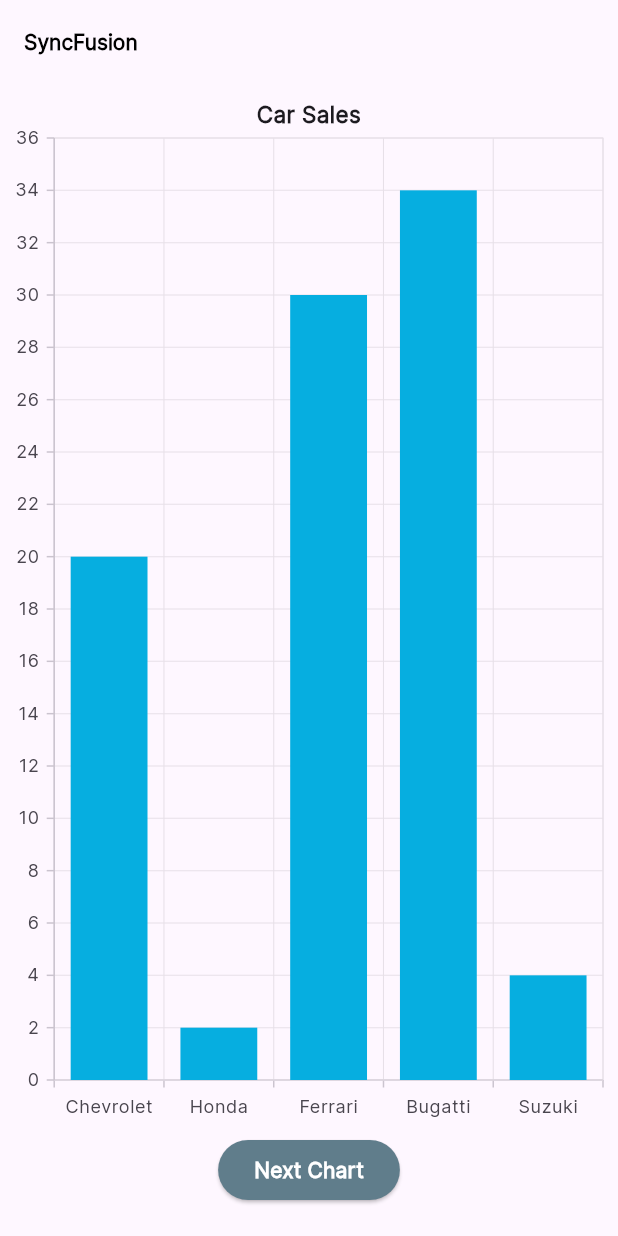
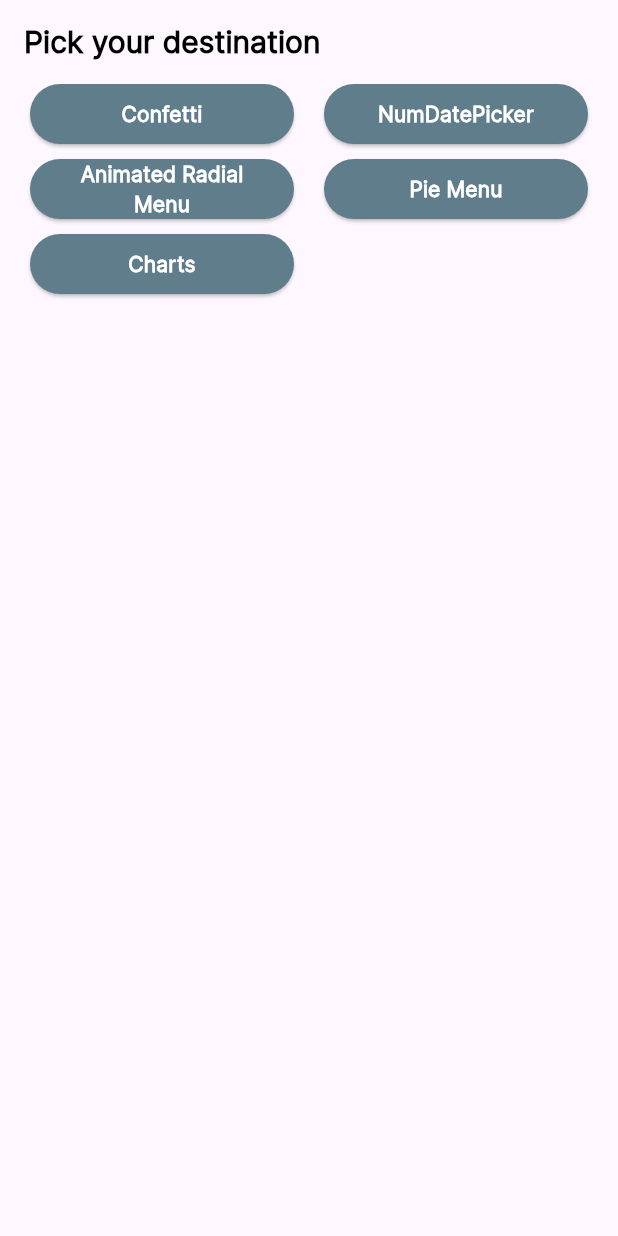
Before and after one commit to VoidZzzz/test_packages, a Flutter app: the screen it shows after launch, on a phone screen of 412 x 824 dp. Run offline on Flutter 3.47's test engine with Material 2 defaults, Android fonts, the light colour scheme and no system bars; our stand-ins replace confetti, get, syncfusion_flutter_charts; missing offline and left inert: animated_radial_menu, number_date_picker, pie_menu.

Commit message:
add: home page

```diff
--- /dev/null
+++ b/lib/home_page.dart
@@ -0,0 +1,79 @@
+import 'package:flutter/material.dart';
+import 'package:test_packages_app/test_packages/animated_radial_menu/animate_radial_menu.dart';
+import 'package:test_packages_app/test_packages/confetti/confetti.dart';
+import 'package:test_packages_app/test_packages/num_date_picker/num_date_picker.dart';
+import 'package:test_packages_app/test_packages/pie_menu/pie_menu.dart';
+import 'package:test_packages_app/test_packages/sync_fusion/sync_fusion_page.dart';
+import 'package:test_packages_app/widgets/custom_elevated_btn.dart';
+import 'package:test_packages_app/widgets/text_view.dart';
+import 'package:get/get.dart';
+
+class HomePage extends StatelessWidget {
+  const HomePage({Key? key}) : super(key: key);
+
+  @override
+  Widget build(BuildContext context) {
+    return Scaffold(
+      appBar: AppBar(
+        title: const TextView(
+          text: "Pick your destination",
+          fontWeight: FontWeight.w700,
+          color: Colors.black,
+          fontSize: 20,
+        ),
+      ),
+      body: Padding(
+        padding: const EdgeInsets.symmetric(horizontal: 20.0),
+        child: GridView(
+          gridDelegate: const SliverGridDelegateWithFixedCrossAxisCount(
+              mainAxisExtent: 40,
+              mainAxisSpacing: 10,
+              crossAxisSpacing: 20,
+              crossAxisCount: 2),
+          children: [
+            CustomElevatedButton(
+              text: "Confetti",
+              onTap: () {
+                Get.to(
+                  () => const Confetti(),
+                );
+              },
+            ),
+            CustomElevatedButton(
+              text: "NumDatePicker",
+              onTap: () {
+                Get.to(
+                  () => const NumDatePicker(),
+                );
+              },
+            ),
+            CustomElevatedButton(
+              text: "Animated Radial Menu",
+              onTap: () {
+                Get.to(
+                  () => const AnimatedRadialMenu(),
+                );
+              },
+            ),
+            CustomElevatedButton(
+              text: "Pie Menu",
+              onTap: () {
+                Get.to(
+                  () => const PieMenuPage(),
+                );
+              },
+            ),
+            CustomElevatedButton(
+              text: "Charts",
+              onTap: () {
+                Get.to(
+                  () => const SyncFusionPage(),
+                );
+              },
+            ),
+          ],
+        ),
+      ),
+    );
+  }
+}
--- a/lib/main.dart
+++ b/lib/main.dart
@@ -1,5 +1,6 @@
 import 'package:flutter/material.dart';
 import 'package:get/get.dart';
+import 'package:test_packages_app/home_page.dart';
 import 'package:test_packages_app/test_packages/confetti/confetti_controller.dart';
 import 'package:test_packages_app/test_packages/pie_menu/pie_menu.dart';
 import 'package:test_packages_app/test_packages/pie_menu/pie_menu_controller.dart';
@@ -25,7 +26,7 @@ class MyApp extends StatelessWidget {
         fontFamily: 'Inter', fontFamilyFallback: const ['Pyidaungsu'],
         useMaterial3: true,
       ),
-      home: const SyncFusionPage(),
+      home: const HomePage(),
     );
   }
 }
--- a/lib/widgets/text_view.dart
+++ b/lib/widgets/text_view.dart
@@ -20,6 +20,7 @@ class TextView extends StatelessWidget {
       text,
       style:
           TextStyle(fontSize: fontSize, fontWeight: fontWeight, color: color),
+      textAlign: TextAlign.center,
     );
   }
 }
```
